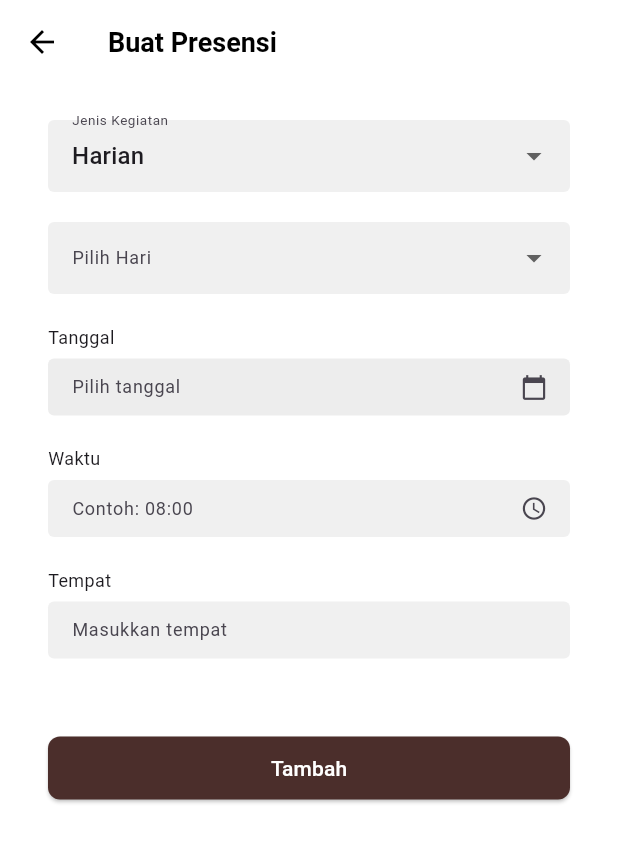
After one commit to stevanniep/LALogin, a Flutter app: the AdminPresensi screen opened directly, on a phone screen of 412 x 824 dp. The commit adds this screen. Shown: the top 842 px of the screen. Run offline on Flutter 3.47's test engine with Material 3 defaults, Android fonts, the phone set to English and light mode, and no system bars; our stand-ins replace flutter_secure_storage, local_auth, qr_flutter, supabase_flutter, timeago; accounts and stored records are empty.

Commit message:
Update Admin Presensi Page

```diff
--- /dev/null
+++ b/lib/admin/admin_presensi.dart
@@ -0,0 +1,246 @@
+import 'package:flutter/material.dart';
+import 'package:supabase_flutter/supabase_flutter.dart';
+import 'package:intl/intl.dart';
+import 'package:uuid/uuid.dart';
+import 'admin_qr_page.dart';
+import 'admin_navbar.dart';
+
+class AdminPresensi extends StatefulWidget {
+  const AdminPresensi({super.key});
+
+  @override
+  State<AdminPresensi> createState() => _AdminPresensiState();
+}
+
+class _AdminPresensiState extends State<AdminPresensi> {
+  final supabase = Supabase.instance.client;
+
+  final jenisController = TextEditingController(text: 'harian');
+  final hariController = TextEditingController();
+  final judulController = TextEditingController();
+  final tanggalController = TextEditingController();
+  final waktuController = TextEditingController();
+  final tempatController = TextEditingController();
+
+  final listHari = ['Senin', 'Selasa', 'Rabu', 'Kamis', 'Jumat', 'Sabtu'];
+
+  DateTime? selectedDate;
+  bool isLoading = false;
+
+  Future<void> pilihTanggal() async {
+    final picked = await showDatePicker(
+      context: context,
+      initialDate: selectedDate ?? DateTime.now(),
+      firstDate: DateTime(2024),
+      lastDate: DateTime(2030),
+    );
+
+    if (picked != null) {
+      selectedDate = picked;
+      tanggalController.text = DateFormat('dd-MM-yyyy').format(picked);
+    }
+  }
+
+  Future<void> pilihWaktu() async {
+    final TimeOfDay? picked = await showTimePicker(
+      context: context,
+      initialTime: TimeOfDay.now(),
+    );
+
+    if (picked != null) {
+      final formatted = picked.format(context);
+      waktuController.text = formatted;
+    }
+  }
+
+  Future<void> _submit() async {
+    final user = supabase.auth.currentUser;
+    if (user == null) return;
+
+    final jenis = jenisController.text;
+    final judul = judulController.text.trim();
+    final hari = hariController.text.trim();
+    final tanggal = tanggalController.text.trim();
+    final waktu = waktuController.text.trim();
+    final tempat = tempatController.text.trim();
+
+    if ((jenis == 'event' && judul.isEmpty) ||
+        (jenis == 'harian' && hari.isEmpty) ||
+        tanggal.isEmpty || waktu.isEmpty || tempat.isEmpty) {
+      ScaffoldMessenger.of(context).showSnackBar(
+        const SnackBar(content: Text('Semua kolom wajib diisi')),
+      );
+      return;
+    }
+
+    setState(() => isLoading = true);
+
+    try {
+      final uuid = const Uuid().v4();
+      final expired = DateTime.now().add(const Duration(minutes: 15));
+
+      await supabase.from('events').insert({
+        'id': uuid,
+        'type': jenis,
+        'title': jenis == 'event' ? judul : 'Harian',
+        'day_of_week': jenis == 'harian' ? hari : null,
+        'date': selectedDate?.toIso8601String(),
+        'time': waktu,
+        'location': tempat,
+        'created_by': user.id,
+        'created_at': DateTime.now().toIso8601String(),
+        'expired_at': expired.toIso8601String(),
+      });
+
+      if (!mounted) return;
+      Navigator.pushReplacement(
+        context,
+        MaterialPageRoute(builder: (_) => AdminQRPage(eventId: uuid)),
+      );
+    } catch (e) {
+      ScaffoldMessenger.of(context).showSnackBar(
+        SnackBar(content: Text('Gagal menyimpan: $e')),
+      );
+    } finally {
+      if (mounted) setState(() => isLoading = false);
+    }
+  }
+
+  Widget _buildField(String label, TextEditingController controller, String hint,
+      {bool editable = true, Widget? suffixIcon}) {
+    return Padding(
+      padding: const EdgeInsets.only(bottom: 20),
+      child: Column(
+        crossAxisAlignment: CrossAxisAlignment.start,
+        children: [
+          Text(label, style: const TextStyle(fontSize: 12)),
+          const SizedBox(height: 6),
+          SizedBox(
+            height: 38,
+            child: TextField(
+              controller: controller,
+              readOnly: !editable && suffixIcon == null,
+              style: const TextStyle(fontSize: 12),
+              decoration: InputDecoration(
+                hintText: hint,
+                suffixIcon: suffixIcon,
+                contentPadding: const EdgeInsets.symmetric(horizontal: 12, vertical: 8),
+                filled: true,
+                fillColor: editable ? const Color(0xFFF0F0F0) : const Color(0xFFEDEDED),
+                border: const OutlineInputBorder(borderSide: BorderSide.none),
+              ),
+            ),
+          ),
+        ],
+      ),
+    );
+  }
+
+  @override
+  Widget build(BuildContext context) {
+    final jenis = jenisController.text;
+
+    return Scaffold(
+      backgroundColor: Colors.white,
+      appBar: AppBar(
+        backgroundColor: Colors.white,
+        elevation: 0,
+        title: const Text(
+          'Buat Presensi',
+          style: TextStyle(color: Colors.black, fontSize: 18, fontWeight: FontWeight.w600),
+        ),
+        leading: IconButton(
+          icon: const Icon(Icons.arrow_back, color: Colors.black),
+          onPressed: () => Navigator.pop(context),
+        ),
+      ),
+      body: SingleChildScrollView(
+        padding: const EdgeInsets.symmetric(horizontal: 32, vertical: 24),
+        child: Column(
+          children: [
+            DropdownButtonFormField<String>(
+              value: jenis,
+              decoration: const InputDecoration(
+                labelText: 'Jenis Kegiatan',
+                labelStyle: TextStyle(fontSize: 12),
+                filled: true,
+                fillColor: Color(0xFFF0F0F0),
+                border: OutlineInputBorder(borderSide: BorderSide.none),
+                contentPadding: EdgeInsets.symmetric(horizontal: 12, vertical: 8),
+              ),
+              items: const [
+                DropdownMenuItem(value: 'harian', child: Text('Harian')),
+                DropdownMenuItem(value: 'event', child: Text('Event')),
+              ],
+              onChanged: (value) {
+                setState(() {
+                  jenisController.text = value!;
+                  hariController.clear();
+                  judulController.clear();
+                });
+              },
+            ),
+            const SizedBox(height: 20),
+
+            if (jenis == 'harian') ...[
+              DropdownButtonFormField<String>(
+                value: hariController.text.isEmpty ? null : hariController.text,
+                decoration: const InputDecoration(
+                  labelText: 'Pilih Hari',
+                  labelStyle: TextStyle(fontSize: 12),
+                  filled: true,
+                  fillColor: Color(0xFFF0F0F0),
+                  border: OutlineInputBorder(borderSide: BorderSide.none),
+                  contentPadding: EdgeInsets.symmetric(horizontal: 12, vertical: 8),
+                ),
+                items: listHari
+                    .map((hari) => DropdownMenuItem(value: hari, child: Text(hari)))
+                    .toList(),
+                onChanged: (val) => setState(() => hariController.text = val ?? ''),
+              ),
+              const SizedBox(height: 20),
+            ] else
+              _buildField('Judul Event', judulController, 'Masukkan nama event'),
+
+            _buildField(
+              'Tanggal',
+              tanggalController,
+              'Pilih tanggal',
+              editable: false,
+              suffixIcon: IconButton(
+                icon: const Icon(Icons.calendar_today, size: 18),
+                onPressed: pilihTanggal,
+              ),
+            ),
+            _buildField(
+              'Waktu',
+              waktuController,
+              'Contoh: 08:00',
+              suffixIcon: IconButton(
+                icon: const Icon(Icons.access_time, size: 18),
+                onPressed: pilihWaktu,
+              ),
+            ),
+            _buildField('Tempat', tempatController, 'Masukkan tempat'),
+
+            const SizedBox(height: 32),
+            SizedBox(
+              width: double.infinity,
+              height: 42,
+              child: ElevatedButton(
+                onPressed: isLoading ? null : _submit,
+                style: ElevatedButton.styleFrom(
+                  backgroundColor: const Color(0xFF4B2E2B),
+                  shape: RoundedRectangleBorder(borderRadius: BorderRadius.circular(8)),
+                ),
+                child: isLoading
+                    ? const CircularProgressIndicator(color: Colors.white)
+                    : const Text("Tambah", style: TextStyle(color: Colors.white)),
+              ),
+            ),
+          ],
+        ),
+      ),
+    );
+  }
+}
--- a/pubspec.yaml
+++ b/pubspec.yaml
@@ -33,6 +33,7 @@ dependencies:
   timeago: ^3.3.0
   cupertino_icons: ^1.0.8
   intl: ^0.20.2
+  qr_flutter: ^4.0.0
   # The following adds the Cupertino Icons font to your application.
   # Use with the CupertinoIcons class for iOS style icons.
   supabase_flutter: ^2.9.1
@@ -41,7 +42,7 @@ dependencies:
   flutter_dotenv: ^5.0.2
   local_auth: ^2.1.7
   flutter_secure_storage: ^9.0.0
-
+  uuid: ^4.5.1
 
 dev_dependencies:
   flutter_test:
```
Also changed, not shown: lib/admin/admin_beranda.dart (+10 -1 lines), lib/admin/admin_qr_page.dart (added, +182 -0 lines), pubspec.lock, 1 other file.
